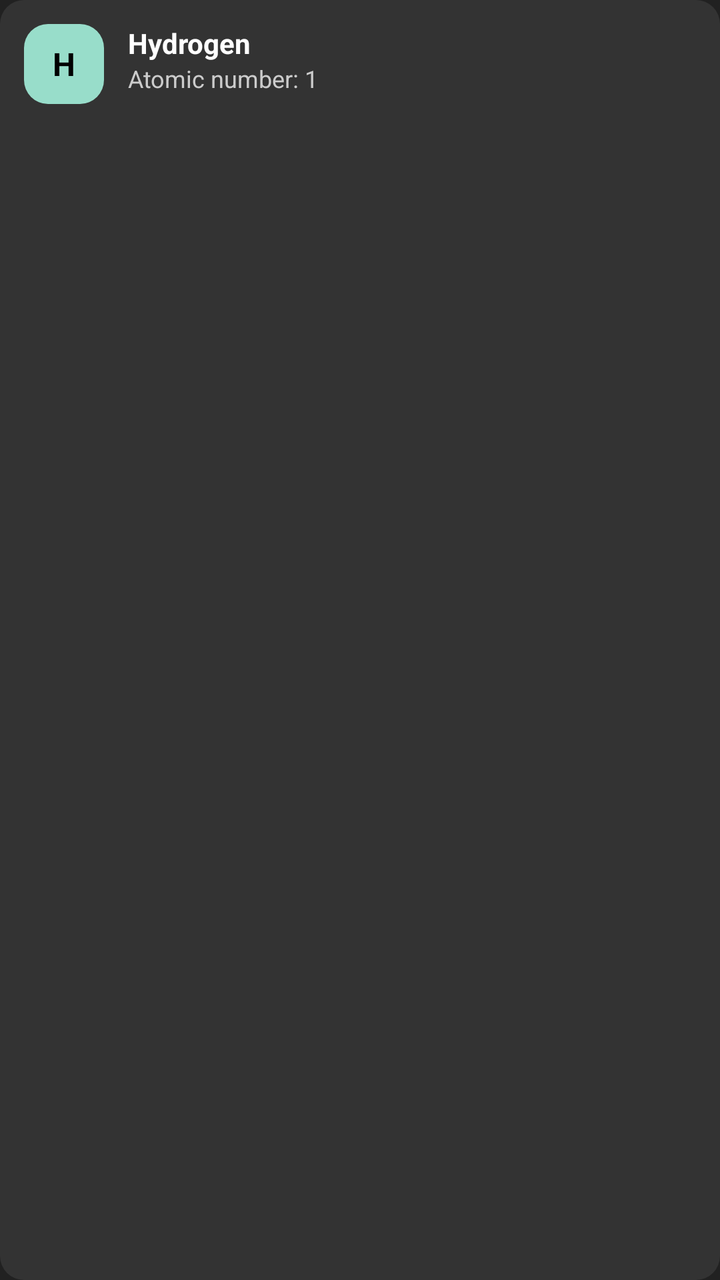
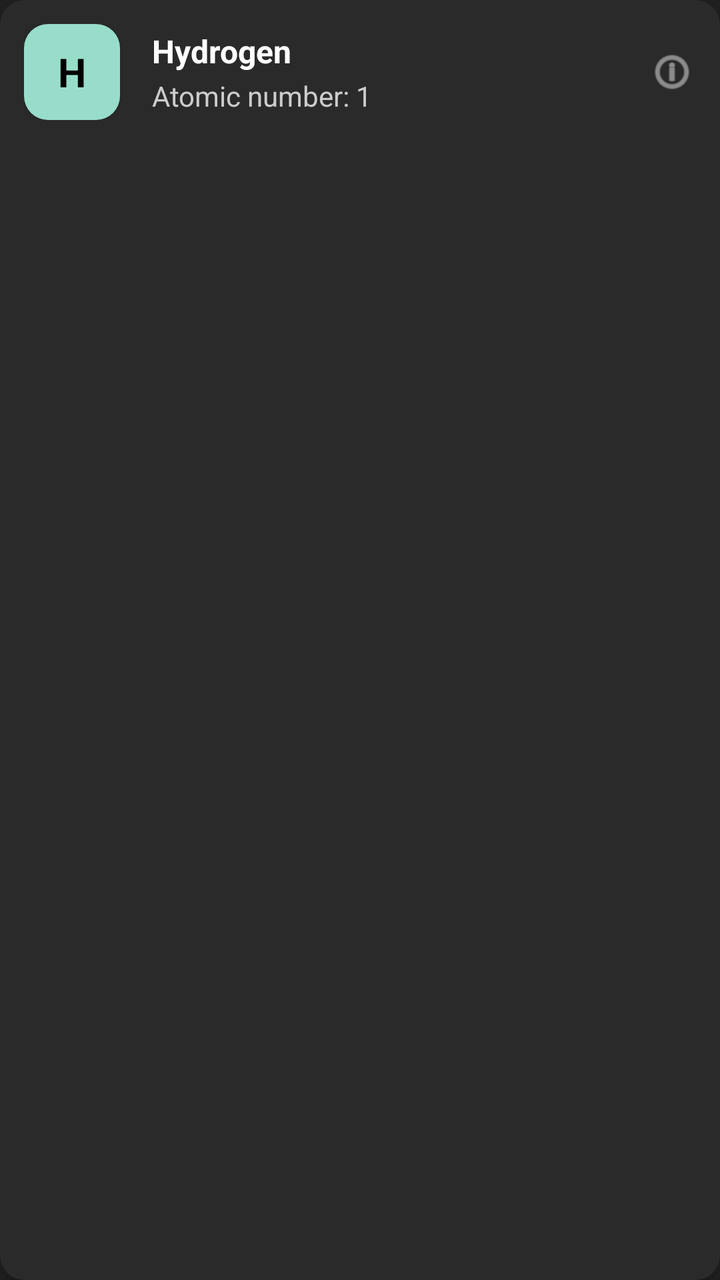

The first picture is an Android layout as it rendered before a commit; the second is the same layout after the commit. The layout source and the unified diff follow.
<!-- AndroidManifest.xml: application theme Theme.PeriodicPro -->
<!-- res/layout/recent_item.xml -->
<?xml version="1.0" encoding="utf-8"?>
<LinearLayout xmlns:android="http://schemas.android.com/apk/res/android"
    android:layout_width="match_parent"
    android:layout_height="wrap_content"
    android:orientation="horizontal"
    android:padding="12dp"
    android:background="@drawable/rounded_table_bg"
    android:layout_marginBottom="8dp">

    <TextView
        android:id="@+id/recent_symbol"
        android:layout_width="40dp"
        android:layout_height="40dp"
        android:gravity="center"
        android:text="H"
        android:textStyle="bold"
        android:textColor="#000"
        android:background="@drawable/rounded_nonmetal_bg"
        android:textSize="16sp" />

    <LinearLayout
        android:orientation="vertical"
        android:layout_marginStart="12dp"
        android:layout_width="wrap_content"
        android:layout_height="wrap_content">

        <TextView
            android:id="@+id/recent_name"
            android:text="Hydrogen"
            android:textSize="14sp"
            android:textColor="#ffffff"
            android:textStyle="bold"
            android:layout_width="wrap_content"
            android:layout_height="wrap_content"/>

        <TextView
            android:id="@+id/recent_number"
            android:text="Atomic number: 1"
            android:textSize="12sp"
            android:textColor="#cccccc"
            android:layout_width="wrap_content"
            android:layout_height="wrap_content"/>
    </LinearLayout>
</LinearLayout>
<!-- resources referenced by this layout -->
<resources>
  <!-- drawable rounded_nonmetal_bg (drawable) -->
  <?xml version="1.0" encoding="utf-8"?>
  <shape xmlns:android="http://schemas.android.com/apk/res/android"
      android:shape="rectangle">
      <corners android:radius="12dp" />
      <solid android:color="@color/nonmetal" />
  </shape>
  <!-- drawable rounded_table_bg (drawable) -->
  <?xml version="1.0" encoding="utf-8"?>
  <shape xmlns:android="http://schemas.android.com/apk/res/android"
      android:shape="rectangle">
      <corners android:radius="12dp" />
      <solid android:color="#333333" />
  </shape>
  <style name="Theme.PeriodicPro" parent="Theme.AppCompat.DayNight.NoActionBar">
          <item name="colorPrimary">#212121</item>
          <item name="colorPrimaryDark">#171717</item>
          <item name="colorAccent">#00796B</item>
          <item name="android:windowBackground">#212121</item>
      </style>
  <color name="nonmetal">#98DDCA</color>
</resources>

<!-- the commit's change to res/layout/recent_item.xml (unified diff, before → after) -->
@@ -1,44 +1,64 @@
 <?xml version="1.0" encoding="utf-8"?>
-<LinearLayout xmlns:android="http://schemas.android.com/apk/res/android"
+<androidx.cardview.widget.CardView
+    xmlns:android="http://schemas.android.com/apk/res/android"
+    xmlns:app="http://schemas.android.com/apk/res-auto"
     android:layout_width="match_parent"
     android:layout_height="wrap_content"
-    android:orientation="horizontal"
-    android:padding="12dp"
-    android:background="@drawable/rounded_table_bg"
-    android:layout_marginBottom="8dp">
-
-    <TextView
-        android:id="@+id/recent_symbol"
-        android:layout_width="40dp"
-        android:layout_height="40dp"
-        android:gravity="center"
-        android:text="H"
-        android:textStyle="bold"
-        android:textColor="#000"
-        android:background="@drawable/rounded_nonmetal_bg"
-        android:textSize="16sp" />
+    android:layout_marginBottom="10dp"
+    app:cardCornerRadius="12dp"
+    app:cardElevation="4dp"
+    app:cardBackgroundColor="#2A2A2A">
 
     <LinearLayout
-        android:orientation="vertical"
-        android:layout_marginStart="12dp"
-        android:layout_width="wrap_content"
-        android:layout_height="wrap_content">
+        android:layout_width="match_parent"
+        android:layout_height="wrap_content"
+        android:orientation="horizontal"
+        android:padding="12dp">
 
         <TextView
-            android:id="@+id/recent_name"
-            android:text="Hydrogen"
-            android:textSize="14sp"
-            android:textColor="#ffffff"
+            android:id="@+id/recent_symbol"
+            android:layout_width="48dp"
+            android:layout_height="48dp"
+            android:gravity="center"
+            android:text="H"
             android:textStyle="bold"
-            android:layout_width="wrap_content"
-            android:layout_height="wrap_content"/>
+            android:textColor="#000"
+            android:background="@drawable/rounded_nonmetal_bg"
+            android:textSize="20sp" 
+            android:elevation="2dp"/>
 
-        <TextView
-            android:id="@+id/recent_number"
-            android:text="Atomic number: 1"
-            android:textSize="12sp"
-            android:textColor="#cccccc"
-            android:layout_width="wrap_content"
-            android:layout_height="wrap_content"/>
+        <LinearLayout
+            android:orientation="vertical"
+            android:layout_marginStart="16dp"
+            android:layout_width="0dp"
+            android:layout_weight="1"
+            android:layout_height="wrap_content"
+            android:layout_gravity="center_vertical">
+
+            <TextView
+                android:id="@+id/recent_name"
+                android:text="Hydrogen"
+                android:textSize="16sp"
+                android:textColor="#ffffff"
+                android:textStyle="bold"
+                android:layout_width="wrap_content"
+                android:layout_height="wrap_content"/>
+
+            <TextView
+                android:id="@+id/recent_number"
+                android:text="Atomic number: 1"
+                android:textSize="14sp"
+                android:textColor="#cccccc"
+                android:layout_width="wrap_content"
+                android:layout_height="wrap_content"
+                android:layout_marginTop="2dp"/>
+        </LinearLayout>
+
+        <ImageView
+            android:layout_width="24dp"
+            android:layout_height="24dp"
+            android:src="@android:drawable/ic_menu_info_details"
+            android:layout_gravity="center_vertical"
+            app:tint="#CCCCCC"/>
     </LinearLayout>
-</LinearLayout>
+</androidx.cardview.widget.CardView>
<!-- resource entries referenced after the edit -->
@@ -6,13 +6,6 @@
       android:shape="rectangle">
       <corners android:radius="12dp" />
       <solid android:color="@color/nonmetal" />
-  </shape>
-  <!-- drawable rounded_table_bg (drawable) -->
-  <?xml version="1.0" encoding="utf-8"?>
-  <shape xmlns:android="http://schemas.android.com/apk/res/android"
-      android:shape="rectangle">
-      <corners android:radius="12dp" />
-      <solid android:color="#333333" />
   </shape>
   <style name="Theme.PeriodicPro" parent="Theme.AppCompat.DayNight.NoActionBar">
           <item name="colorPrimary">#212121</item>
